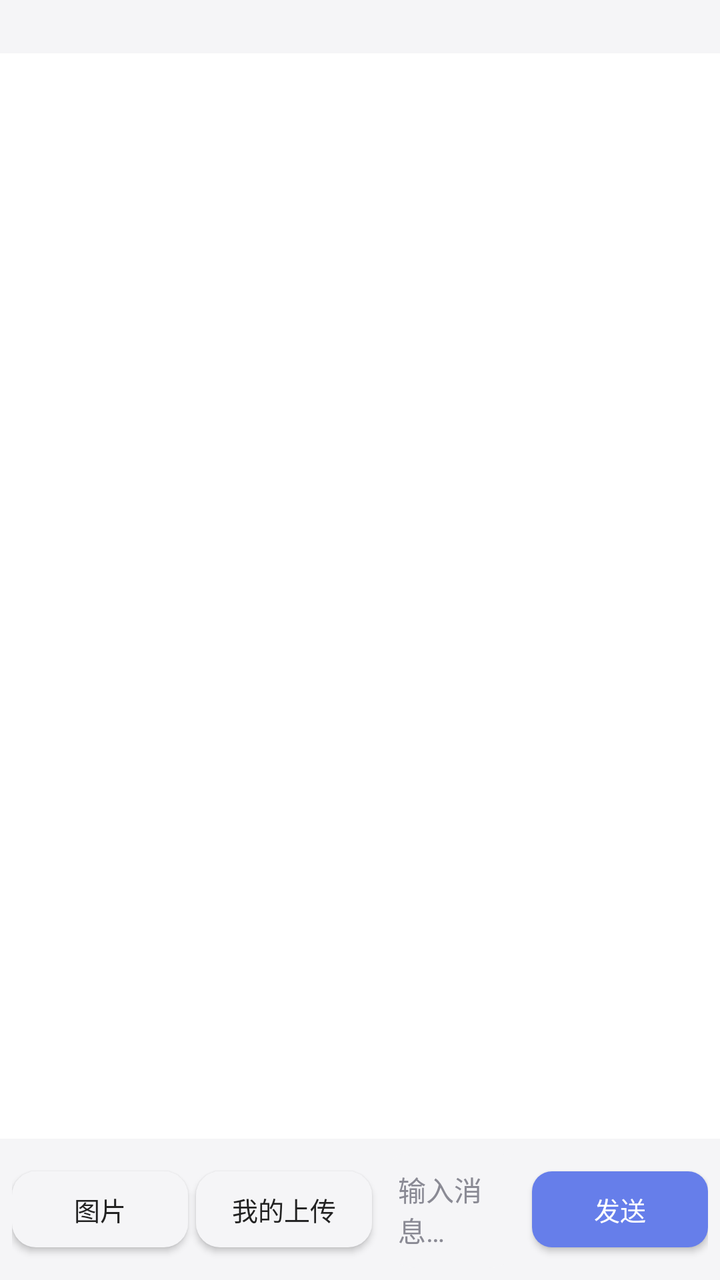
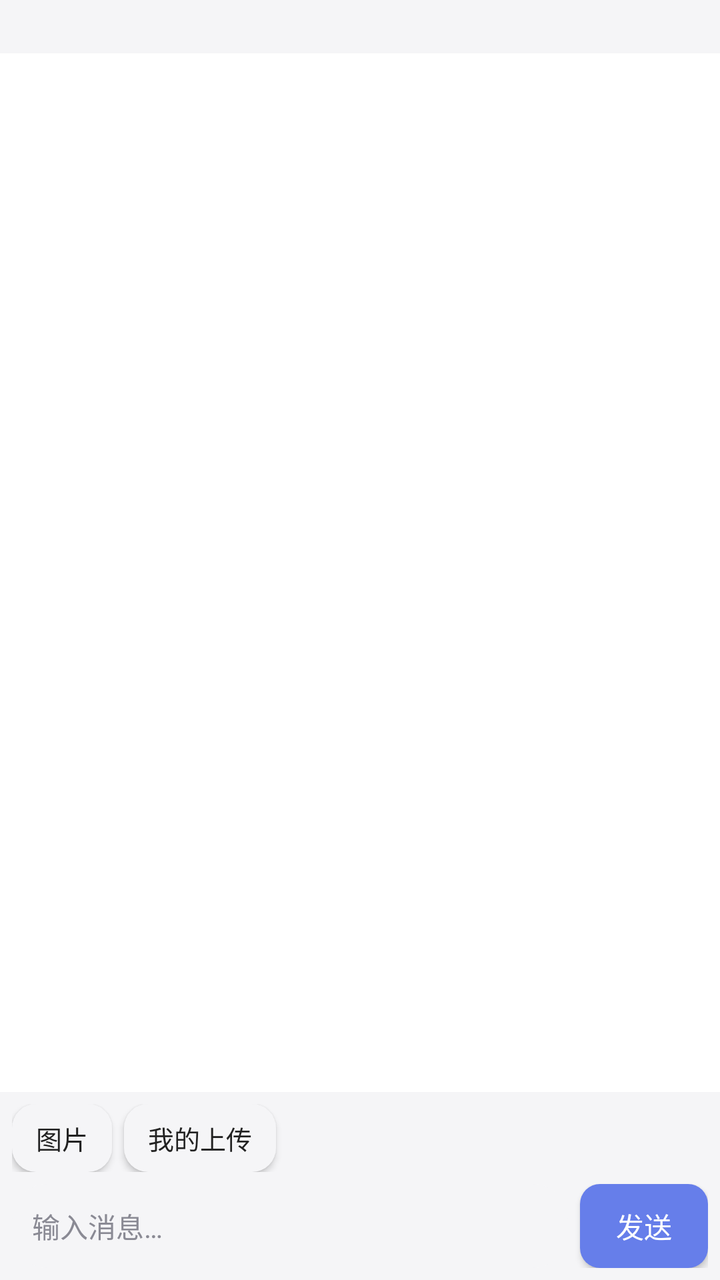

Screens rendered from an Android XML layout before and after an edit, with the pre-edit source and the edit as a unified diff.
<!-- AndroidManifest.xml: application theme AppTheme -->
<!-- res/layout/frag_chat.xml -->
<?xml version="1.0" encoding="utf-8"?>
<LinearLayout xmlns:android="http://schemas.android.com/apk/res/android"
    android:layout_width="match_parent"
    android:layout_height="match_parent"
    android:background="@color/bg"
    android:orientation="vertical">

    <TextView
        android:id="@+id/tvOnline"
        android:layout_width="match_parent"
        android:layout_height="wrap_content"
        android:background="@color/bg_panel"
        android:padding="6dp"
        android:textColor="@color/text_sub"
        android:textSize="11sp"
        android:singleLine="true" />

    <ListView
        android:id="@+id/lvMsg"
        android:layout_width="match_parent"
        android:layout_height="0dp"
        android:layout_weight="1"
        android:divider="@null"
        android:dividerHeight="0dp"
        android:padding="8dp"
        android:stackFromBottom="true"
        android:transcriptMode="alwaysScroll" />

    <LinearLayout
        android:layout_width="match_parent"
        android:layout_height="wrap_content"
        android:background="@color/bg_panel"
        android:gravity="center_vertical"
        android:orientation="horizontal"
        android:padding="6dp">

        <Button
            android:id="@+id/btnImg"
            android:layout_width="wrap_content"
            android:layout_height="38dp"
            android:background="@drawable/bg_card"
            android:text="图片"
            android:textColor="@color/text"
            android:textSize="13sp" />

        <Button
            android:id="@+id/btnUp"
            android:layout_width="wrap_content"
            android:layout_height="38dp"
            android:layout_marginLeft="4dp"
            android:background="@drawable/bg_card"
            android:text="我的上传"
            android:textColor="@color/text"
            android:textSize="13sp" />

        <EditText
            android:id="@+id/edMsg"
            android:layout_width="0dp"
            android:layout_height="wrap_content"
            android:layout_marginLeft="4dp"
            android:layout_weight="1"
            android:background="@drawable/bg_input"
            android:hint="@string/hint_msg"
            android:padding="9dp"
            android:textColor="@color/text"
            android:textColorHint="@color/text_sub"
            android:textSize="14sp" />

        <Button
            android:id="@+id/btnSend"
            android:layout_width="wrap_content"
            android:layout_height="38dp"
            android:layout_marginLeft="4dp"
            android:background="@drawable/bg_btn"
            android:text="@string/btn_send"
            android:textColor="@color/text_light"
            android:textSize="13sp" />
    </LinearLayout>
</LinearLayout>
<!-- resources referenced by this layout -->
<resources>
  <color name="bg">#FFFFFF</color>
  <color name="bg_panel">#F5F5F7</color>
  <color name="text">#222222</color>
  <color name="text_light">#FFFFFF</color>
  <color name="text_sub">#8A8A94</color>
  <!-- drawable bg_btn (drawable) -->
  <?xml version="1.0" encoding="utf-8"?>
  <shape xmlns:android="http://schemas.android.com/apk/res/android" android:shape="rectangle">
      <solid android:color="@color/accent" />
      <corners android:radius="10dp" />
  </shape>
  <!-- drawable bg_card (drawable) -->
  <?xml version="1.0" encoding="utf-8"?>
  <shape xmlns:android="http://schemas.android.com/apk/res/android" android:shape="rectangle">
      <solid android:color="@color/bg_panel" />
      <corners android:radius="12dp" />
  </shape>
  <!-- drawable bg_input (drawable) -->
  <?xml version="1.0" encoding="utf-8"?>
  <shape xmlns:android="http://schemas.android.com/apk/res/android" android:shape="rectangle">
      <solid android:color="@color/bg_panel" />
      <corners android:radius="18dp" />
  </shape>
  <string name="btn_send">发送</string>
  <string name="hint_msg">输入消息…</string>
  <style name="AppTheme" parent="@android:style/Theme.Material.Light.NoActionBar">
          <item name="android:colorPrimary">@color/primary</item>
          <item name="android:colorPrimaryDark">@color/primaryDark</item>
          <item name="android:colorAccent">@color/accent</item>
          <item name="android:windowBackground">@color/bg</item>
          <item name="android:statusBarColor">@color/primaryDark</item>
          <item name="android:windowLightStatusBar">false</item>
      </style>
  <color name="accent">#667EEA</color>
  <color name="primary">#2B2B40</color>
  <color name="primaryDark">#1B1B28</color>
</resources>

<!-- the commit's change to res/layout/frag_chat.xml (unified diff, before → after) -->
@@ -2,7 +2,6 @@
 <LinearLayout xmlns:android="http://schemas.android.com/apk/res/android"
     android:layout_width="match_parent"
     android:layout_height="match_parent"
-    android:background="@color/bg"
     android:orientation="vertical">
 
     <TextView
@@ -11,69 +10,122 @@
         android:layout_height="wrap_content"
         android:background="@color/bg_panel"
         android:padding="6dp"
+        android:singleLine="true"
         android:textColor="@color/text_sub"
-        android:textSize="11sp"
-        android:singleLine="true" />
+        android:textSize="11sp" />
 
-    <ListView
-        android:id="@+id/lvMsg"
+    <FrameLayout
         android:layout_width="match_parent"
         android:layout_height="0dp"
-        android:layout_weight="1"
-        android:divider="@null"
-        android:dividerHeight="0dp"
-        android:padding="8dp"
-        android:stackFromBottom="true"
-        android:transcriptMode="alwaysScroll" />
+        android:layout_weight="1">
 
+        <ListView
+            android:id="@+id/lvMsg"
+            android:layout_width="match_parent"
+            android:layout_height="match_parent"
+            android:divider="@null"
+            android:dividerHeight="0dp"
+            android:padding="8dp"
+            android:stackFromBottom="true"
+            android:transcriptMode="alwaysScroll" />
+
+        
+        <ProgressBar
+            android:id="@+id/pbSending"
+            android:layout_width="34dp"
+            android:layout_height="34dp"
+            android:layout_gravity="center"
+            android:visibility="gone" />
+    </FrameLayout>
+
+    
     <LinearLayout
+        android:id="@+id/inputArea"
         android:layout_width="match_parent"
         android:layout_height="wrap_content"
         android:background="@color/bg_panel"
-        android:gravity="center_vertical"
-        android:orientation="horizontal"
-        android:padding="6dp">
+        android:orientation="vertical"
+        android:paddingLeft="6dp"
+        android:paddingTop="6dp"
+        android:paddingRight="6dp"
+        android:paddingBottom="6dp">
 
-        <Button
-            android:id="@+id/btnImg"
-            android:layout_width="wrap_content"
-            android:layout_height="38dp"
-            android:background="@drawable/bg_card"
-            android:text="图片"
-            android:textColor="@color/text"
-            android:textSize="13sp" />
+        <LinearLayout
+            android:layout_width="match_parent"
+            android:layout_height="wrap_content"
+            android:gravity="center_vertical"
+            android:orientation="horizontal">
 
-        <Button
-            android:id="@+id/btnUp"
-            android:layout_width="wrap_content"
-            android:layout_height="38dp"
-            android:layout_marginLeft="4dp"
-            android:background="@drawable/bg_card"
-            android:text="我的上传"
-            android:textColor="@color/text"
-            android:textSize="13sp" />
+            <Button
+                android:id="@+id/btnImg"
+                android:layout_width="wrap_content"
+                android:layout_height="34dp"
+                android:background="@drawable/bg_card"
+                android:minWidth="0dp"
+                android:paddingLeft="12dp"
+                android:paddingRight="12dp"
+                android:text="图片"
+                android:textColor="@color/text"
+                android:textSize="13sp" />
 
-        <EditText
-            android:id="@+id/edMsg"
-            android:layout_width="0dp"
+            <Button
+                android:id="@+id/btnUp"
+                android:layout_width="wrap_content"
+                android:layout_height="34dp"
+                android:layout_marginLeft="6dp"
+                android:background="@drawable/bg_card"
+                android:minWidth="0dp"
+                android:paddingLeft="12dp"
+                android:paddingRight="12dp"
+                android:text="我的上传"
+                android:textColor="@color/text"
+                android:textSize="13sp" />
+
+            <View
+                android:layout_width="0dp"
+                android:layout_height="1dp"
+                android:layout_weight="1" />
+
+            <TextView
+                android:id="@+id/tvHint"
+                android:layout_width="wrap_content"
+                android:layout_height="wrap_content"
+                android:textColor="@color/text_sub"
+                android:textSize="11sp"
+                android:visibility="gone" />
+        </LinearLayout>
+
+        <LinearLayout
+            android:layout_width="match_parent"
             android:layout_height="wrap_content"
-            android:layout_marginLeft="4dp"
-            android:layout_weight="1"
-            android:background="@drawable/bg_input"
-            android:hint="@string/hint_msg"
-            android:padding="9dp"
-            android:textColor="@color/text"
-            android:textColorHint="@color/text_sub"
-            android:textSize="14sp" />
+            android:layout_marginTop="6dp"
+            android:gravity="center_vertical"
+            android:orientation="horizontal">
 
-        <Button
-            android:id="@+id/btnSend"
-            android:layout_width="wrap_content"
-            android:layout_height="38dp"
-            android:layout_marginLeft="4dp"
-            android:background="@drawable/bg_btn"
-            android:text="@string/btn_send"
-            android:textColor="@color/text_light"
-            android:textSize="13sp" />
+            <EditText
+                android:id="@+id/edMsg"
+                android:layout_width="0dp"
+                android:layout_height="wrap_content"
+                android:layout_weight="1"
+                android:background="@drawable/bg_input"
+                android:hint="@string/hint_msg"
+                android:maxLines="4"
+                android:minHeight="42dp"
+                android:padding="10dp"
+                android:textColor="@color/text"
+                android:textColorHint="@color/text_sub"
+                android:textSize="14sp" />
+
+            <Button
+                android:id="@+id/btnSend"
+                android:layout_width="wrap_content"
+                android:layout_height="42dp"
+                android:layout_marginLeft="6dp"
+                android:background="@drawable/bg_btn"
+                android:minWidth="64dp"
+                android:text="@string/btn_send"
+                android:textColor="@color/text_light"
+                android:textSize="14sp" />
+        </LinearLayout>
     </LinearLayout>
 </LinearLayout>
